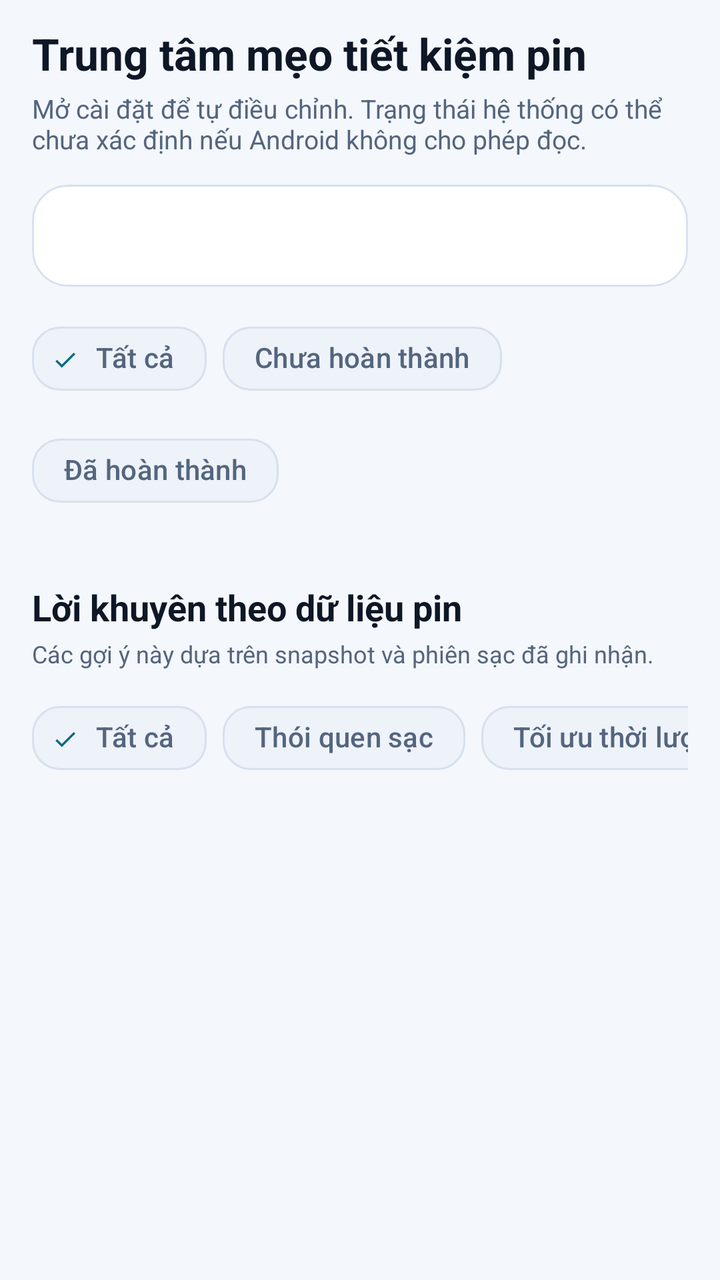
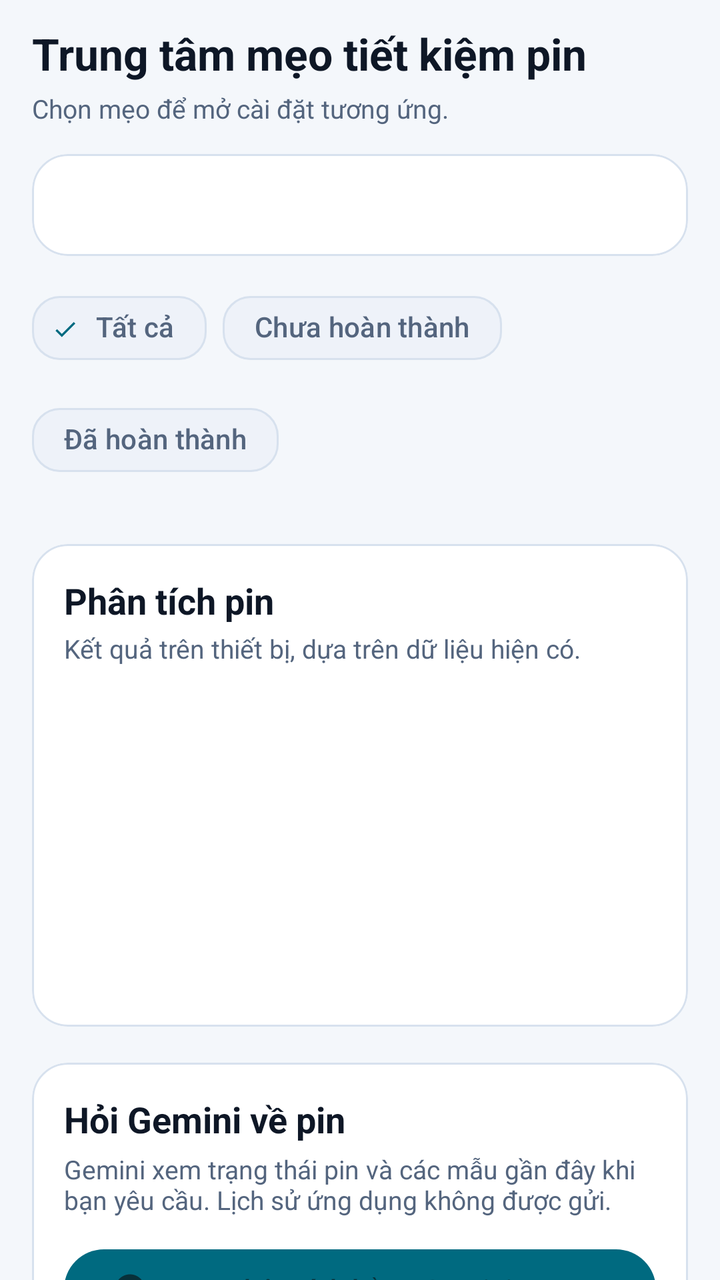

Compare the two renders of this Android layout. The source of the first and the diff that turns it into the second are given below.
<!-- AndroidManifest.xml: application theme Theme.TH7 -->
<!-- res/layout/fragment_battery_coach.xml -->
﻿<?xml version="1.0" encoding="utf-8"?>
<androidx.core.widget.NestedScrollView xmlns:android="http://schemas.android.com/apk/res/android" xmlns:app="http://schemas.android.com/apk/res-auto" android:layout_width="match_parent" android:layout_height="match_parent" android:background="@color/tech_bg" android:fillViewport="true">
  <LinearLayout android:layout_width="match_parent" android:layout_height="wrap_content" android:orientation="vertical" android:paddingStart="16dp" android:paddingTop="12dp" android:paddingEnd="16dp" android:paddingBottom="24dp">
    <TextView android:layout_width="match_parent" android:layout_height="wrap_content" android:text="@string/tips_title" android:textColor="@color/tech_text_primary" android:textSize="22sp" android:textStyle="bold" />
    <TextView android:layout_width="match_parent" android:layout_height="wrap_content" android:layout_marginTop="4dp" android:text="@string/tips_subtitle" android:textColor="@color/tech_text_secondary" android:textSize="13sp" />
    <com.google.android.material.card.MaterialCardView style="@style/TechCard" android:layout_width="match_parent" android:layout_height="wrap_content" android:layout_marginTop="14dp">
      <LinearLayout android:layout_width="match_parent" android:layout_height="wrap_content" android:orientation="horizontal" android:padding="16dp">
        <TextView android:id="@+id/tipsCompletedSummary" android:layout_width="0dp" android:layout_height="wrap_content" android:layout_weight="1" android:textColor="@color/tech_green" android:textSize="14sp" android:textStyle="bold" />
        <TextView android:id="@+id/tipsAttentionSummary" android:layout_width="0dp" android:layout_height="wrap_content" android:layout_weight="1" android:gravity="end" android:textColor="@color/tech_yellow" android:textSize="14sp" android:textStyle="bold" />
      </LinearLayout>
    </com.google.android.material.card.MaterialCardView>
    <com.google.android.material.chip.ChipGroup android:id="@+id/tipsFilterGroup" android:layout_width="match_parent" android:layout_height="wrap_content" android:layout_marginTop="12dp" app:selectionRequired="true" app:singleSelection="true">
      <com.google.android.material.chip.Chip android:id="@+id/tipsFilterAll" style="@style/TechChip" android:layout_width="wrap_content" android:layout_height="wrap_content" android:checked="true" android:text="@string/filter_all" />
      <com.google.android.material.chip.Chip android:id="@+id/tipsFilterPending" style="@style/TechChip" android:layout_width="wrap_content" android:layout_height="wrap_content" android:text="@string/tips_filter_pending" />
      <com.google.android.material.chip.Chip android:id="@+id/tipsFilterDone" style="@style/TechChip" android:layout_width="wrap_content" android:layout_height="wrap_content" android:text="@string/tips_filter_done" />
    </com.google.android.material.chip.ChipGroup>
    <TextView android:id="@+id/tipsEmpty" android:layout_width="match_parent" android:layout_height="wrap_content" android:gravity="center" android:padding="20dp" android:text="@string/tips_empty" android:textColor="@color/tech_text_secondary" android:visibility="gone" />
    <androidx.recyclerview.widget.RecyclerView android:id="@+id/recyclerTips" android:layout_width="match_parent" android:layout_height="wrap_content" android:layout_marginTop="10dp" android:nestedScrollingEnabled="false" />
    <TextView android:layout_width="match_parent" android:layout_height="wrap_content" android:layout_marginTop="22dp" android:text="@string/coach_existing_title" android:textColor="@color/tech_text_primary" android:textSize="18sp" android:textStyle="bold" />
    <TextView android:layout_width="match_parent" android:layout_height="wrap_content" android:layout_marginTop="3dp" android:text="@string/coach_existing_subtitle" android:textColor="@color/tech_text_secondary" android:textSize="12sp" />
    <HorizontalScrollView android:layout_width="match_parent" android:layout_height="wrap_content" android:layout_marginTop="10dp" android:scrollbars="none">
      <com.google.android.material.chip.ChipGroup android:id="@+id/chipGroupCategories" android:layout_width="wrap_content" android:layout_height="wrap_content" app:selectionRequired="true" app:singleLine="true" app:singleSelection="true">
        <com.google.android.material.chip.Chip android:id="@+id/chipFilterAll" style="@style/TechChip" android:layout_width="wrap_content" android:layout_height="wrap_content" android:checked="true" android:text="@string/filter_all" />
        <com.google.android.material.chip.Chip android:id="@+id/chipFilterCharging" style="@style/TechChip" android:layout_width="wrap_content" android:layout_height="wrap_content" android:text="@string/filter_charging" />
        <com.google.android.material.chip.Chip android:id="@+id/chipFilterOpt" style="@style/TechChip" android:layout_width="wrap_content" android:layout_height="wrap_content" android:text="@string/filter_optimization" />
        <com.google.android.material.chip.Chip android:id="@+id/chipFilterLow" style="@style/TechChip" android:layout_width="wrap_content" android:layout_height="wrap_content" android:text="@string/filter_low_power" />
      </com.google.android.material.chip.ChipGroup>
    </HorizontalScrollView>
    <TextView android:id="@+id/adviceEmpty" android:layout_width="match_parent" android:layout_height="wrap_content" android:gravity="center" android:padding="20dp" android:text="@string/tips_advice_empty" android:textColor="@color/tech_text_secondary" android:visibility="gone" />
    <androidx.recyclerview.widget.RecyclerView android:id="@+id/recyclerAdvice" android:layout_width="match_parent" android:layout_height="wrap_content" android:layout_marginTop="10dp" android:nestedScrollingEnabled="false" />
  </LinearLayout>
</androidx.core.widget.NestedScrollView>
<!-- resources referenced by this layout -->
<resources>
  <color name="tech_bg">#F4F7FB</color>
  <color name="tech_green">#087A43</color>
  <color name="tech_text_primary">#0E1726</color>
  <color name="tech_text_secondary">#54657E</color>
  <color name="tech_yellow">#8A5A00</color>
  <string name="coach_existing_subtitle">Các gợi ý này dựa trên snapshot và phiên sạc đã ghi nhận.</string>
  <string name="coach_existing_title">Lời khuyên theo dữ liệu pin</string>
  <string name="filter_all">Tất cả</string>
  <string name="filter_charging">Thói quen sạc</string>
  <string name="filter_low_power">Pin yếu</string>
  <string name="filter_optimization">Tối ưu thời lượng</string>
  <string name="tips_advice_empty">Không có lời khuyên phù hợp với bộ lọc.</string>
  <string name="tips_empty">Không có mẹo nào trong bộ lọc này.</string>
  <string name="tips_filter_done">Đã hoàn thành</string>
  <string name="tips_filter_pending">Chưa hoàn thành</string>
  <string name="tips_subtitle">Mở cài đặt để tự điều chỉnh. Trạng thái hệ thống có thể chưa xác định nếu Android không cho phép đọc.</string>
  <string name="tips_title">Trung tâm mẹo tiết kiệm pin</string>
  <style name="TechCard" parent="Widget.Material3.CardView.Filled">
          <item name="cardBackgroundColor">@color/tech_bg_card</item>
          <item name="strokeColor">@color/tech_card_stroke</item>
          <item name="strokeWidth">@dimen/card_stroke_width</item>
          <item name="cardCornerRadius">@dimen/card_corner_radius</item>
          <item name="cardElevation">0dp</item>
      </style>
  <style name="TechChip" parent="Widget.Material3.Chip.Filter">
          <item name="chipBackgroundColor">@color/tech_bg_card_secondary</item>
          <item name="android:textColor">@color/tech_text_secondary</item>
          <item name="chipStrokeColor">@color/tech_card_stroke</item>
          <item name="chipStrokeWidth">1dp</item>
          <item name="chipCornerRadius">14dp</item>
      </style>
  <style name="Theme.TH7" parent="Base.Theme.TH7" />
  <color name="tech_bg_card">#FFFFFF</color>
  <color name="tech_card_stroke">#D7E1EE</color>
  <dimen name="card_stroke_width">1dp</dimen>
  <dimen name="card_corner_radius">18dp</dimen>
  <color name="tech_bg_card_secondary">#EEF2F9</color>
  <color name="tech_cyan">#006A80</color>
  <color name="tech_button_text">#08313A</color>
  <color name="tech_selection_bg">#D8F0F3</color>
  <color name="tech_blue">#006A80</color>
  <color name="tech_bg_surface">#FFFFFF</color>
  <color name="tech_nav_bg">#FFFFFF</color>
  <!-- unchanged entries left out for length: 1 -->
</resources>

<!-- the commit's change to res/layout/fragment_battery_coach.xml (unified diff, before → after) -->
@@ -16,17 +16,28 @@
     </com.google.android.material.chip.ChipGroup>
     <TextView android:id="@+id/tipsEmpty" android:layout_width="match_parent" android:layout_height="wrap_content" android:gravity="center" android:padding="20dp" android:text="@string/tips_empty" android:textColor="@color/tech_text_secondary" android:visibility="gone" />
     <androidx.recyclerview.widget.RecyclerView android:id="@+id/recyclerTips" android:layout_width="match_parent" android:layout_height="wrap_content" android:layout_marginTop="10dp" android:nestedScrollingEnabled="false" />
-    <TextView android:layout_width="match_parent" android:layout_height="wrap_content" android:layout_marginTop="22dp" android:text="@string/coach_existing_title" android:textColor="@color/tech_text_primary" android:textSize="18sp" android:textStyle="bold" />
-    <TextView android:layout_width="match_parent" android:layout_height="wrap_content" android:layout_marginTop="3dp" android:text="@string/coach_existing_subtitle" android:textColor="@color/tech_text_secondary" android:textSize="12sp" />
-    <HorizontalScrollView android:layout_width="match_parent" android:layout_height="wrap_content" android:layout_marginTop="10dp" android:scrollbars="none">
-      <com.google.android.material.chip.ChipGroup android:id="@+id/chipGroupCategories" android:layout_width="wrap_content" android:layout_height="wrap_content" app:selectionRequired="true" app:singleLine="true" app:singleSelection="true">
-        <com.google.android.material.chip.Chip android:id="@+id/chipFilterAll" style="@style/TechChip" android:layout_width="wrap_content" android:layout_height="wrap_content" android:checked="true" android:text="@string/filter_all" />
-        <com.google.android.material.chip.Chip android:id="@+id/chipFilterCharging" style="@style/TechChip" android:layout_width="wrap_content" android:layout_height="wrap_content" android:text="@string/filter_charging" />
-        <com.google.android.material.chip.Chip android:id="@+id/chipFilterOpt" style="@style/TechChip" android:layout_width="wrap_content" android:layout_height="wrap_content" android:text="@string/filter_optimization" />
-        <com.google.android.material.chip.Chip android:id="@+id/chipFilterLow" style="@style/TechChip" android:layout_width="wrap_content" android:layout_height="wrap_content" android:text="@string/filter_low_power" />
-      </com.google.android.material.chip.ChipGroup>
-    </HorizontalScrollView>
-    <TextView android:id="@+id/adviceEmpty" android:layout_width="match_parent" android:layout_height="wrap_content" android:gravity="center" android:padding="20dp" android:text="@string/tips_advice_empty" android:textColor="@color/tech_text_secondary" android:visibility="gone" />
-    <androidx.recyclerview.widget.RecyclerView android:id="@+id/recyclerAdvice" android:layout_width="match_parent" android:layout_height="wrap_content" android:layout_marginTop="10dp" android:nestedScrollingEnabled="false" />
+    <com.google.android.material.card.MaterialCardView style="@style/TechCard" android:layout_width="match_parent" android:layout_height="wrap_content" android:layout_marginTop="18dp">
+      <LinearLayout android:layout_width="match_parent" android:layout_height="wrap_content" android:orientation="vertical" android:padding="16dp">
+        <TextView android:layout_width="match_parent" android:layout_height="wrap_content" android:text="@string/analysis_card_title" android:textColor="@color/tech_text_primary" android:textSize="18sp" android:textStyle="bold" />
+        <TextView android:layout_width="match_parent" android:layout_height="wrap_content" android:layout_marginTop="3dp" android:text="@string/analysis_card_subtitle" android:textColor="@color/tech_text_secondary" android:textSize="13sp" />
+        <TextView android:id="@+id/offlineAnalysisSummary" android:layout_width="match_parent" android:layout_height="wrap_content" android:layout_marginTop="12dp" android:textColor="@color/tech_text_primary" android:textSize="14sp" android:textStyle="bold" />
+        <TextView android:id="@+id/offlineAnalysisQuality" android:layout_width="match_parent" android:layout_height="wrap_content" android:layout_marginTop="5dp" android:textColor="@color/tech_text_secondary" android:textSize="13sp" />
+        <TextView android:id="@+id/offlineAnalysisAvailable" android:layout_width="match_parent" android:layout_height="wrap_content" android:layout_marginTop="8dp" android:textColor="@color/tech_text_secondary" android:textSize="12sp" android:lineSpacingExtra="2dp" />
+        <TextView android:id="@+id/offlineAnalysisFindings" android:layout_width="match_parent" android:layout_height="wrap_content" android:layout_marginTop="12dp" android:textColor="@color/tech_text_primary" android:textSize="14sp" android:lineSpacingExtra="2dp" />
+        <TextView android:id="@+id/offlineAnalysisRecommendations" android:layout_width="match_parent" android:layout_height="wrap_content" android:layout_marginTop="10dp" android:textColor="@color/tech_text_primary" android:textSize="14sp" android:lineSpacingExtra="2dp" />
+        <TextView android:id="@+id/offlineAnalysisUnavailable" android:layout_width="match_parent" android:layout_height="wrap_content" android:layout_marginTop="10dp" android:textColor="@color/tech_text_secondary" android:textSize="12sp" android:lineSpacingExtra="2dp" />
+      </LinearLayout>
+    </com.google.android.material.card.MaterialCardView>
+    <com.google.android.material.card.MaterialCardView style="@style/TechCard" android:layout_width="match_parent" android:layout_height="wrap_content" android:layout_marginTop="18dp">
+      <LinearLayout android:layout_width="match_parent" android:layout_height="wrap_content" android:orientation="vertical" android:padding="16dp">
+        <TextView android:layout_width="match_parent" android:layout_height="wrap_content" android:text="@string/gemini_card_title" android:textColor="@color/tech_text_primary" android:textSize="18sp" android:textStyle="bold" />
+        <TextView android:layout_width="match_parent" android:layout_height="wrap_content" android:layout_marginTop="4dp" android:text="@string/gemini_card_description" android:textColor="@color/tech_text_secondary" android:textSize="13sp" />
+        <com.google.android.material.button.MaterialButton android:id="@+id/buttonGeminiAnalysis" android:layout_width="match_parent" android:layout_height="wrap_content" android:layout_marginTop="12dp" android:text="@string/gemini_analyze" app:icon="@drawable/ic_coach" />
+        <ProgressBar android:id="@+id/geminiProgress" style="?android:attr/progressBarStyleHorizontal" android:layout_width="match_parent" android:layout_height="wrap_content" android:indeterminate="true" android:visibility="gone" />
+        <TextView android:id="@+id/geminiStatus" android:layout_width="match_parent" android:layout_height="wrap_content" android:layout_marginTop="6dp" android:textColor="@color/tech_text_secondary" android:textSize="13sp" android:visibility="gone" />
+        <TextView android:id="@+id/geminiResultTitle" android:layout_width="match_parent" android:layout_height="wrap_content" android:layout_marginTop="10dp" android:text="@string/gemini_result_title" android:textColor="@color/tech_text_primary" android:textSize="15sp" android:textStyle="bold" android:visibility="gone" />
+        <TextView android:id="@+id/geminiResult" android:layout_width="match_parent" android:layout_height="wrap_content" android:layout_marginTop="5dp" android:lineSpacingExtra="3dp" android:textColor="@color/tech_text_primary" android:textSize="14sp" android:visibility="gone" />
+      </LinearLayout>
+    </com.google.android.material.card.MaterialCardView>
   </LinearLayout>
 </androidx.core.widget.NestedScrollView>
<!-- resource entries referenced after the edit -->
@@ -5,17 +5,27 @@
   <color name="tech_text_primary">#0E1726</color>
   <color name="tech_text_secondary">#54657E</color>
   <color name="tech_yellow">#8A5A00</color>
-  <string name="coach_existing_subtitle">Các gợi ý này dựa trên snapshot và phiên sạc đã ghi nhận.</string>
-  <string name="coach_existing_title">Lời khuyên theo dữ liệu pin</string>
+  <!-- drawable ic_coach (drawable) -->
+  <vector xmlns:android="http://schemas.android.com/apk/res/android"
+      android:width="24dp"
+      android:height="24dp"
+      android:viewportWidth="24"
+      android:viewportHeight="24">
+      <path
+          android:fillColor="@color/tech_cyan"
+          android:pathData="M12,2C6.48,2 2,6.48 2,12c0,3.31 1.61,6.24 4.09,8.04V21c0,0.55 0.45,1 1,1h1.82c0.55,0 1,-0.45 1,-1v-0.54c0.68,0.18 1.37,0.3 2.09,0.3s1.41,-0.12 2.09,-0.3V21c0,0.55 0.45,1 1,1H17c0.55,0 1,-0.45 1,-1v-0.96C20.39,18.24 22,15.31 22,12C22,6.48 17.52,2 12,2zm-2.5,13c-0.83,0 -1.5,-0.67 -1.5,-1.5S8.67,12 9.5,12s1.5,0.67 1.5,1.5S10.33,15 9.5,15zm5,0c-0.83,0 -1.5,-0.67 -1.5,-1.5s0.67,-1.5 1.5,-1.5 1.5,0.67 1.5,1.5 -0.67,1.5 -1.5,1.5z"/>
+  </vector>
+  <string name="analysis_card_subtitle">Kết quả trên thiết bị, dựa trên dữ liệu hiện có.</string>
+  <string name="analysis_card_title">Phân tích pin</string>
   <string name="filter_all">Tất cả</string>
-  <string name="filter_charging">Thói quen sạc</string>
-  <string name="filter_low_power">Pin yếu</string>
-  <string name="filter_optimization">Tối ưu thời lượng</string>
-  <string name="tips_advice_empty">Không có lời khuyên phù hợp với bộ lọc.</string>
+  <string name="gemini_analyze">Phân tích bằng Gemini AI</string>
+  <string name="gemini_card_description">Gemini xem trạng thái pin và các mẫu gần đây khi bạn yêu cầu. Lịch sử ứng dụng không được gửi.</string>
+  <string name="gemini_card_title">Hỏi Gemini về pin</string>
+  <string name="gemini_result_title">Gợi ý từ Gemini</string>
   <string name="tips_empty">Không có mẹo nào trong bộ lọc này.</string>
   <string name="tips_filter_done">Đã hoàn thành</string>
   <string name="tips_filter_pending">Chưa hoàn thành</string>
-  <string name="tips_subtitle">Mở cài đặt để tự điều chỉnh. Trạng thái hệ thống có thể chưa xác định nếu Android không cho phép đọc.</string>
+  <string name="tips_subtitle">Chọn mẹo để mở cài đặt tương ứng.</string>
   <string name="tips_title">Trung tâm mẹo tiết kiệm pin</string>
   <style name="TechCard" parent="Widget.Material3.CardView.Filled">
           <item name="cardBackgroundColor">@color/tech_bg_card</item>
